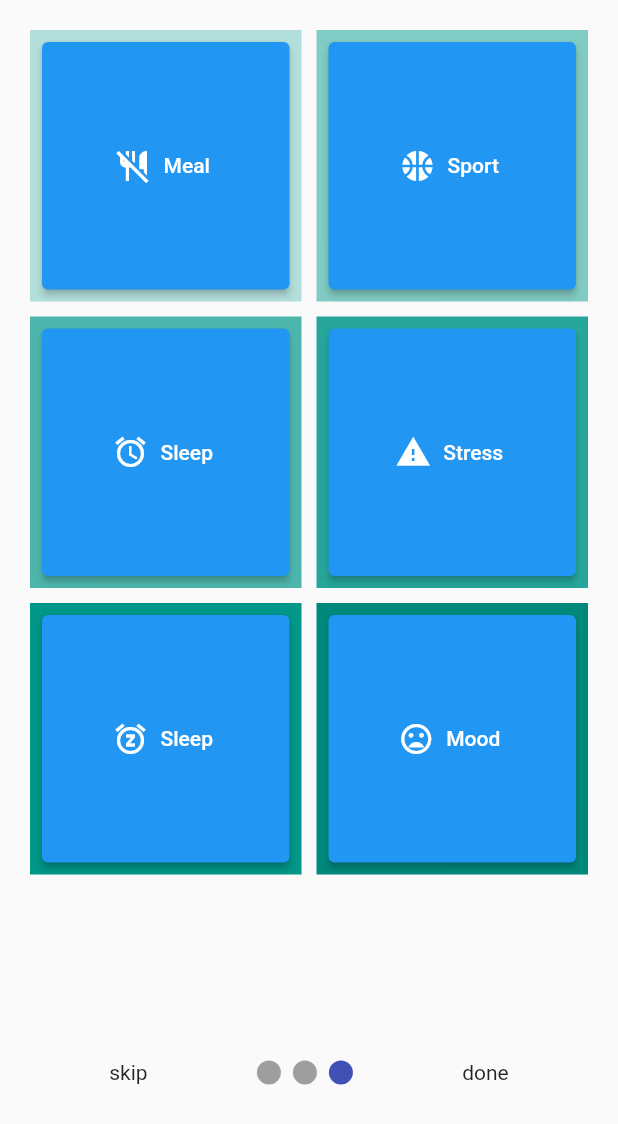
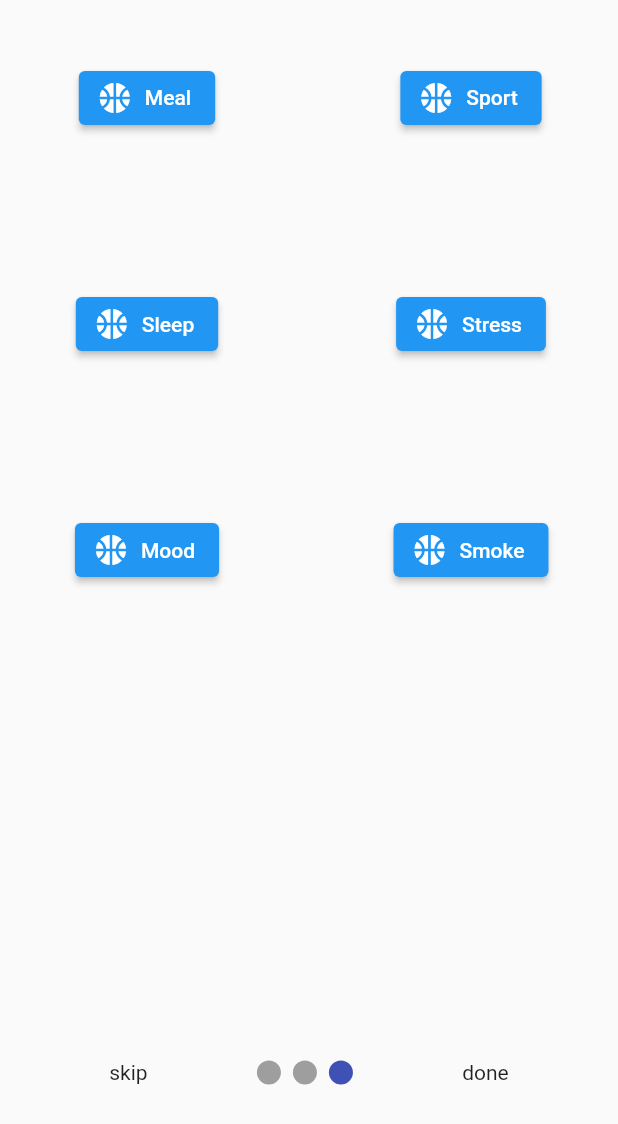
Before and after one commit to jollienyann/mystats, a Flutter app: the screen it shows after launch, after a tap on "skip", after a tap on "Meal", on a phone screen of 412 x 824 dp. Shown: the top 1124 px of the screen. Run offline on Flutter 3.47's test engine with Material 2 defaults, Android fonts, the phone set to English and light mode, and no system bars; drawn by our look-alikes of smooth_page_indicator; our stand-ins replace shared_preferences, sqflite; accounts and stored records are empty.

Commit message:
[IntroPage] Cleaner code and builder

```diff
--- a/lib/intro_screens/intro_page_three.dart
+++ b/lib/intro_screens/intro_page_three.dart
@@ -4,131 +4,40 @@ import 'package:sam/db/database.dart';
 import '../home_page.dart';
 
 class IntroPageThree extends StatelessWidget {
+  List<ListObject> listObjects = [
+    new ListObject("1","Meal","v1","2","1"),
+    new ListObject("2","Sport","v2","2","1"),
+    new ListObject("3","Sleep","v3","1","1"),
+    new ListObject("4","Stress","v4","1","1"),
+    new ListObject("5","Mood","v5","1","1"),
+    new ListObject("6","Smoke","v6","2","1"),
+  ];
+
   @override
   Widget build(BuildContext context) {
-    return GridView.count(
-      primary: false,
-      padding: const EdgeInsets.all(20),
-      crossAxisSpacing: 10,
-      mainAxisSpacing: 10,
-      crossAxisCount: 2,
-      children: <Widget>[
-        Container(
-          padding: const EdgeInsets.all(8),
-          color: Colors.teal[100],
+
+    return GridView.builder(
+        gridDelegate: const SliverGridDelegateWithMaxCrossAxisExtent(
+            maxCrossAxisExtent: 200,
+            childAspectRatio: 3 / 2,
+            crossAxisSpacing: 20,
+            mainAxisSpacing: 20),
+        itemCount: listObjects.length,
+        itemBuilder: (BuildContext ctx, index) {
+          return Container(
+            alignment: Alignment.center,
             child: ElevatedButton.icon(
                 onPressed: () {
-              ListObject lo = new ListObject();
-              lo.textValue = "v1";
-              lo.dbValue = "Meal";
-              lo.category = "1";
-              lo.icon = "1";
-              DBHelper.saveListObject(lo);
-            },
-            icon: Icon( // <-- Icon
-              Icons.no_meals,
-              size: 24.0,
-            ),
-            label: Text('Meal'),
-          ),
-        ),
-        Container(
-          padding: const EdgeInsets.all(8),
-          color: Colors.teal[200],
-          child: ElevatedButton.icon(
-            onPressed: () {
-              ListObject lo = new ListObject();
-              lo.textValue = "v2";
-              lo.dbValue = "Sport";
-              lo.category = "1";
-              lo.icon = "1";
-              DBHelper.saveListObject(lo);
+                  DBHelper.saveListObject(listObjects[index]);
                 },
                 icon: Icon( // <-- Icon
                   Icons.sports_basketball,
                   size: 24.0,
                 ),
-            label: Text('Sport'),
-          ),
-        ),
-        Container(
-          padding: const EdgeInsets.all(8),
-          color: Colors.teal[300],
-            child: ElevatedButton.icon(
-              onPressed: () {
-                ListObject lo = new ListObject();
-                lo.textValue = "v3";
-                lo.dbValue = "Sleep";
-                lo.category = "1";
-                lo.icon = "1";
-                DBHelper.saveListObject(lo);
-              },
-              icon: Icon( // <-- Icon
-                Icons.alarm,
-                size: 24.0,
-              ),
-              label: Text('Sleep'),
-            ),
-        ),
-        Container(
-          padding: const EdgeInsets.all(8),
-          color: Colors.teal[400],
-          child: ElevatedButton.icon(
-            onPressed: () {
-              ListObject lo = new ListObject();
-              lo.textValue = "v4";
-              lo.dbValue = "Stress";
-              lo.category = "1";
-              lo.icon = "1";
-              DBHelper.saveListObject(lo);
-            },
-            icon: Icon( // <-- Icon
-              Icons.warning,
-              size: 24.0,
-            ),
-            label: Text('Stress'),
-          ),
-        ),
-        Container(
-          padding: const EdgeInsets.all(8),
-          color: Colors.teal[500],
-            child: ElevatedButton.icon(
-              onPressed: () {
-                ListObject lo = new ListObject();
-                lo.textValue = "v5";
-                lo.dbValue = "Sleep";
-                lo.category = "1";
-                lo.icon = "1";
-                DBHelper.saveListObject(lo);
-              },
-              icon: Icon( // <-- Icon
-                Icons.snooze,
-                size: 24.0,
-              ),
-              label: Text('Sleep'),
-            ),
-        ),
-        Container(
-          padding: const EdgeInsets.all(8),
-          color: Colors.teal[600],
-            child: ElevatedButton.icon(
-              onPressed: () {
-                ListObject lo = new ListObject();
-                lo.textValue = "v6";
-                lo.dbValue = "Mood";
-                lo.category = "1";
-                lo.icon = "1";
-                DBHelper.saveListObject(lo);
-              },
-              icon: Icon( // <-- Icon
-                Icons.mood_bad,
-                size: 24.0,
-              ),
-              label: Text('Mood'),
-            ),
-        ),
-      ],
+                label: Text(listObjects[index].textValue.toString()))
+            ,
           );
+        });
   }
 
 }
```
Also changed, not shown: lib/db/database.dart (+6 -6 lines), lib/home_page.dart (+5 -6 lines). Lines whose indentation alone changed are shown as unchanged.
